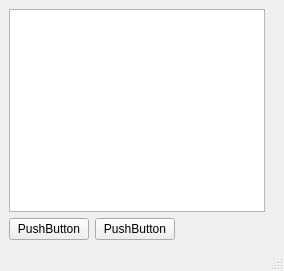
Qt form Worksheet5/Qt_Application/mainwindow.ui (Kajeban/3D-Model-Visualisation-Software) before a commit.
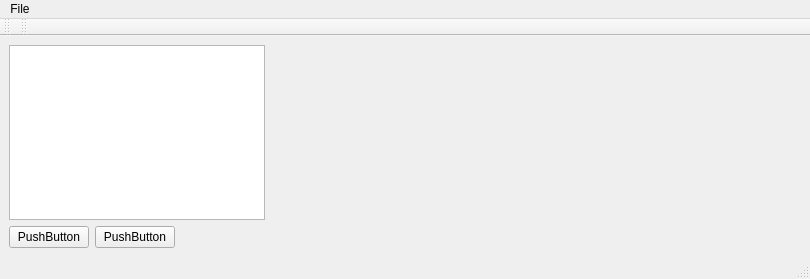
The same form after that commit.

What changed in the file:
```diff
--- a/Worksheet5/Qt_Application/mainwindow.ui
+++ b/Worksheet5/Qt_Application/mainwindow.ui
@@ -6,8 +6,8 @@
    <rect>
     <x>0</x>
     <y>0</y>
-    <width>284</width>
-    <height>271</height>
+    <width>810</width>
+    <height>279</height>
    </rect>
   </property>
   <property name="windowTitle">
@@ -77,12 +77,46 @@
     <rect>
      <x>0</x>
      <y>0</y>
-     <width>284</width>
+     <width>810</width>
      <height>17</height>
     </rect>
    </property>
+   <widget class="QMenu" name="menuFile">
+    <property name="title">
+     <string>File</string>
+    </property>
+    <addaction name="actionOpen_File"/>
+   </widget>
+   <addaction name="menuFile"/>
   </widget>
   <widget class="QStatusBar" name="statusbar"/>
+  <widget class="QToolBar" name="toolBar">
+   <property name="windowTitle">
+    <string>toolBar</string>
+   </property>
+   <attribute name="toolBarArea">
+    <enum>TopToolBarArea</enum>
+   </attribute>
+   <attribute name="toolBarBreak">
+    <bool>false</bool>
+   </attribute>
+  </widget>
+  <widget class="QToolBar" name="toolBar_2">
+   <property name="windowTitle">
+    <string>toolBar_2</string>
+   </property>
+   <attribute name="toolBarArea">
+    <enum>TopToolBarArea</enum>
+   </attribute>
+   <attribute name="toolBarBreak">
+    <bool>false</bool>
+   </attribute>
+  </widget>
+  <action name="actionOpen_File">
+   <property name="text">
+    <string>Open File</string>
+   </property>
+  </action>
  </widget>
  <resources/>
  <connections/>
```
